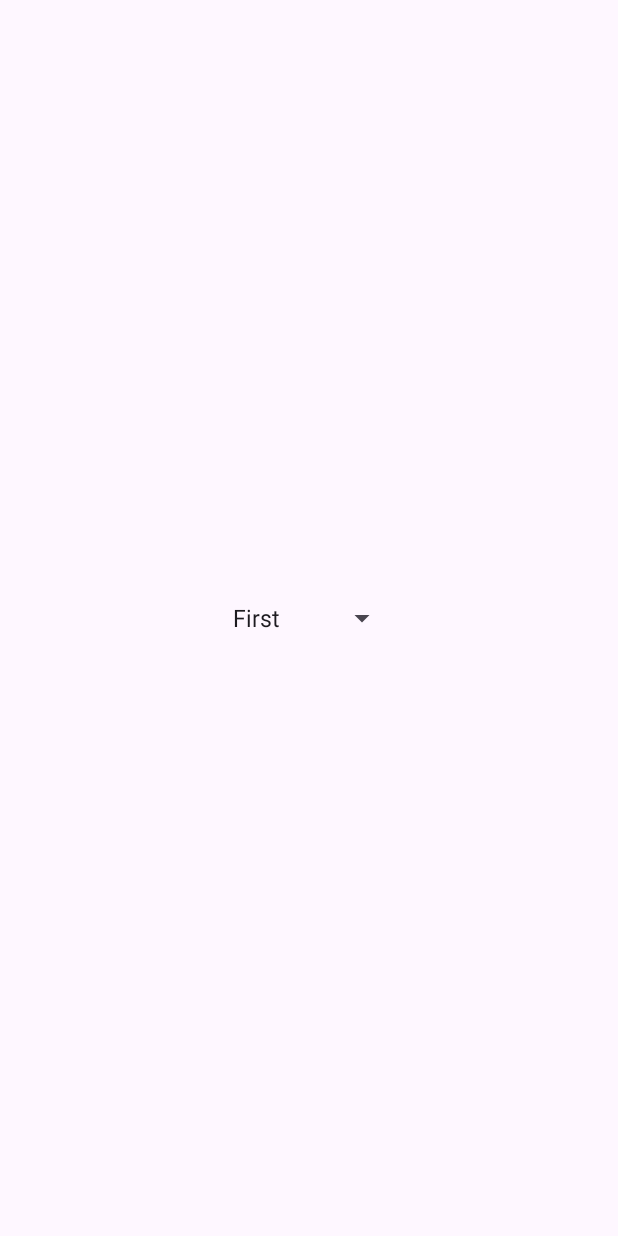
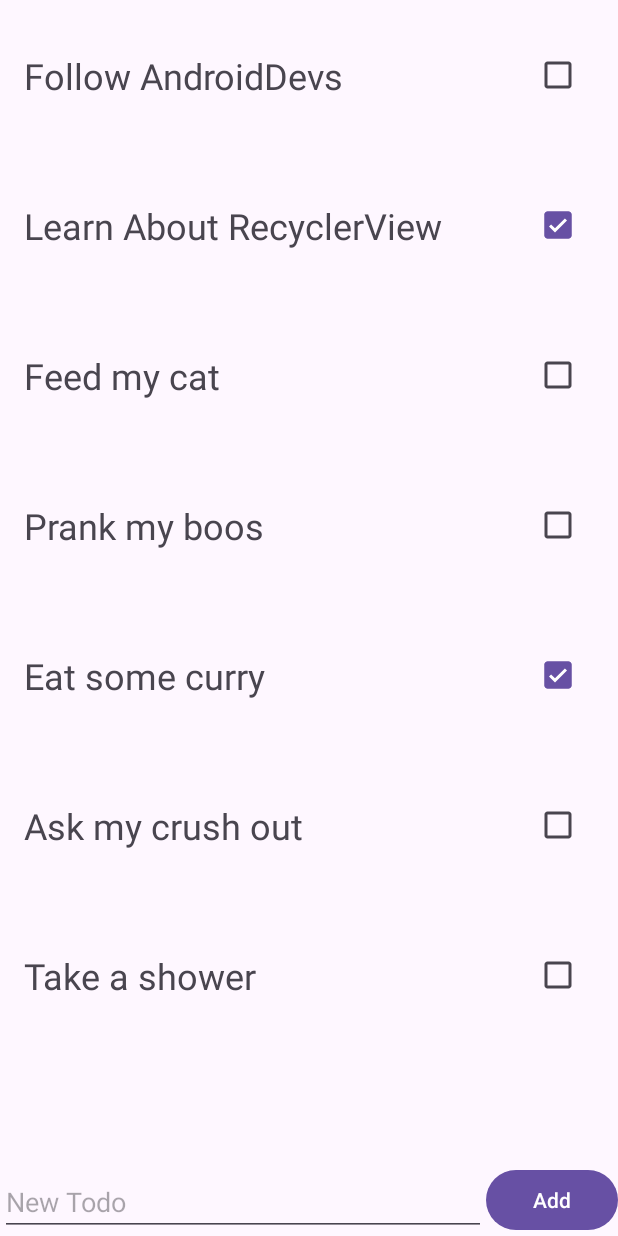
Before and after one commit to zeeshanchana95/android-fundamentals, an Android app: the screen it shows after launch (MainActivity), on a phone screen of 412 x 824 dp. Before the commit the screen is almost empty. Run offline under Robolectric (Android 15) with nearby library versions, the phone set to English and light mode, and no system bars.

Commit message:
add todolist app using Recyclerview

```diff
--- a/app/src/main/AndroidManifest.xml
+++ b/app/src/main/AndroidManifest.xml
@@ -27,6 +27,7 @@
         <activity android:name=".SecondActivity" />
         <activity
             android:name=".MainActivity"
+            android:windowSoftInputMode="adjustResize"
             android:exported="true">
             <intent-filter>
                 <action android:name="android.intent.action.MAIN" />
--- a/app/src/main/java/com/example/tutorials/MainActivity.kt
+++ b/app/src/main/java/com/example/tutorials/MainActivity.kt
@@ -1,19 +1,15 @@
 package com.example.tutorials
 import android.os.Bundle
-import android.view.View
-import android.widget.AdapterView
-import android.widget.ArrayAdapter
 import android.widget.Button
-import android.widget.Spinner
-import android.widget.Toast
+import android.widget.EditText
 import androidx.activity.enableEdgeToEdge
-import androidx.appcompat.app.AlertDialog
 import androidx.appcompat.app.AppCompatActivity
 import androidx.core.view.ViewCompat
 import androidx.core.view.WindowInsetsCompat
+import androidx.recyclerview.widget.LinearLayoutManager
+import androidx.recyclerview.widget.RecyclerView
 
 class MainActivity : AppCompatActivity() {
-
     override fun onCreate(savedInstanceState: Bundle?) {
         super.onCreate(savedInstanceState)
         enableEdgeToEdge()
@@ -24,29 +20,35 @@ class MainActivity : AppCompatActivity() {
             insets
         }
 
-        val spMonths = findViewById<Spinner>(R.id.spMonths)
+        var todoList = mutableListOf(
+            Todo("Follow AndroidDevs", false),
+            Todo("Learn About RecyclerView", true),
+            Todo("Feed my cat", false),
+            Todo("Prank my boos", false),
+            Todo("Eat some curry", true),
+            Todo("Ask my crush out", false),
+            Todo("Take a shower", false)
+        )
 
-        val customList = listOf("First", "Second", "Third", "Fourth")
-        val adapter = ArrayAdapter<String>(this, R.layout.support_simple_spinner_dropdown_item, customList)
-        spMonths.adapter = adapter
+        val rvTodos = findViewById<RecyclerView>(R.id.rvTodos)
+        val adapter = TodoAdapter(todoList)
+        rvTodos.adapter = adapter
 
-        spMonths.onItemSelectedListener = object: AdapterView.OnItemSelectedListener {
-            override fun onItemSelected(
-                adapterView: AdapterView<*>?,
-                view: View?,
-                position: Int,
-                id: Long
-            ) {
-                Toast.makeText(this@MainActivity,
-                    "You selected ${adapterView?.getItemAtPosition(position).toString()}",
-                    Toast.LENGTH_LONG).show()
-            }
+        rvTodos.layoutManager = LinearLayoutManager(this)
 
-            override fun onNothingSelected(parent: AdapterView<*>?) {
 
-            }
+        val etTodo = findViewById<EditText>(R.id.etTodo)
+        val btnAddTodo = findViewById<Button>(R.id.btnAddTodo)
+        btnAddTodo.setOnClickListener {
+            val title = etTodo.text.toString()
+            val todo = Todo(title, false)
+            todoList.add(todo)
+            adapter.notifyItemInserted(todoList.size - 1)
+
+            //now empty etTodo
+            etTodo.text.clear()
+
         }
     }
 
-
 }
--- /dev/null
+++ b/app/src/main/java/com/example/tutorials/Todo.kt
@@ -0,0 +1,6 @@
+package com.example.tutorials
+
+data class Todo (
+    val title: String,
+    var isChecked: Boolean
+)
--- /dev/null
+++ b/app/src/main/java/com/example/tutorials/TodoAdapter.kt
@@ -0,0 +1,34 @@
+package com.example.tutorials
+
+import android.view.LayoutInflater
+import android.view.View
+import android.view.ViewGroup
+import android.widget.CheckBox
+import android.widget.TextView
+import androidx.recyclerview.widget.RecyclerView
+
+class TodoAdapter (
+    var todos: List<Todo>
+) : RecyclerView.Adapter<TodoAdapter.TodoViewHolder>() {
+    inner class TodoViewHolder(itemView: View): RecyclerView.ViewHolder(itemView)
+
+    override fun onCreateViewHolder(parent: ViewGroup, viewType: Int): TodoViewHolder {
+        val view = LayoutInflater.from(parent.context).inflate(R.layout.item_todo, parent, false)
+        return TodoViewHolder(view)
+    }
+
+    override fun onBindViewHolder(holder: TodoViewHolder, position: Int) {
+
+        holder.itemView.apply {
+            val tvTitle = findViewById<TextView>(R.id.tvTitle)
+            val cbDone = findViewById<CheckBox>(R.id.cbDone)
+
+            tvTitle.text = todos[position].title
+            cbDone.isChecked = todos[position].isChecked
+        }
+    }
+
+    override fun getItemCount(): Int {
+        return todos.size
+    }
+}
--- a/app/src/main/res/layout/activity_main.xml
+++ b/app/src/main/res/layout/activity_main.xml
@@ -9,15 +9,30 @@
     android:padding="16dp"
     tools:context=".MainActivity">
 
-    <Spinner
-        android:id="@+id/spMonths"
+    <androidx.recyclerview.widget.RecyclerView
+        android:id="@+id/rvTodos"
+        android:layout_width="match_parent"
+        android:layout_height="0dp"
+        app:layout_constraintBottom_toTopOf="@+id/etTodo"
+        app:layout_constraintEnd_toEndOf="parent"
+        app:layout_constraintStart_toStartOf="parent"
+        app:layout_constraintTop_toTopOf="parent" />
+
+    <EditText
+        android:id="@+id/etTodo"
+        android:layout_width="0dp"
+        android:layout_height="wrap_content"
+        android:hint="New Todo"
+        app:layout_constraintBottom_toBottomOf="parent"
+        app:layout_constraintEnd_toStartOf="@+id/btnAddTodo"
+        app:layout_constraintStart_toStartOf="parent" />
+
+    <Button
+        android:id="@+id/btnAddTodo"
         android:layout_width="wrap_content"
         android:layout_height="wrap_content"
-        android:entries="@array/months"
+        android:text="Add"
         app:layout_constraintBottom_toBottomOf="parent"
-        app:layout_constraintEnd_toEndOf="parent"
-        app:layout_constraintHorizontal_bias="0.5"
-        app:layout_constraintStart_toStartOf="parent"
-        app:layout_constraintTop_toTopOf="parent"
-        app:layout_constraintVertical_bias="0.5" />
+        app:layout_constraintEnd_toEndOf="parent" />
+
 </androidx.constraintlayout.widget.ConstraintLayout>
--- /dev/null
+++ b/app/src/main/res/layout/item_todo.xml
@@ -0,0 +1,28 @@
+<?xml version="1.0" encoding="utf-8"?>
+<androidx.constraintlayout.widget.ConstraintLayout xmlns:android="http://schemas.android.com/apk/res/android"
+    xmlns:app="http://schemas.android.com/apk/res-auto"
+    xmlns:tools="http://schemas.android.com/tools"
+    android:layout_width="match_parent"
+             android:layout_height="100dp"
+    android:padding="16dp"
+    >
+
+    <TextView
+        android:id="@+id/tvTitle"
+        android:layout_width="0dp"
+        android:layout_height="wrap_content"
+        android:text="Title"
+        android:textSize="24sp"
+        app:layout_constraintBottom_toBottomOf="parent"
+        app:layout_constraintEnd_toStartOf="@+id/cbDone"
+        app:layout_constraintStart_toStartOf="parent"
+        app:layout_constraintTop_toTopOf="parent" />
+
+    <CheckBox
+        android:id="@+id/cbDone"
+        android:layout_width="wrap_content"
+        android:layout_height="wrap_content"
+        app:layout_constraintBottom_toBottomOf="parent"
+        app:layout_constraintEnd_toEndOf="parent"
+        app:layout_constraintTop_toTopOf="parent" />
+</androidx.constraintlayout.widget.ConstraintLayout>
```
